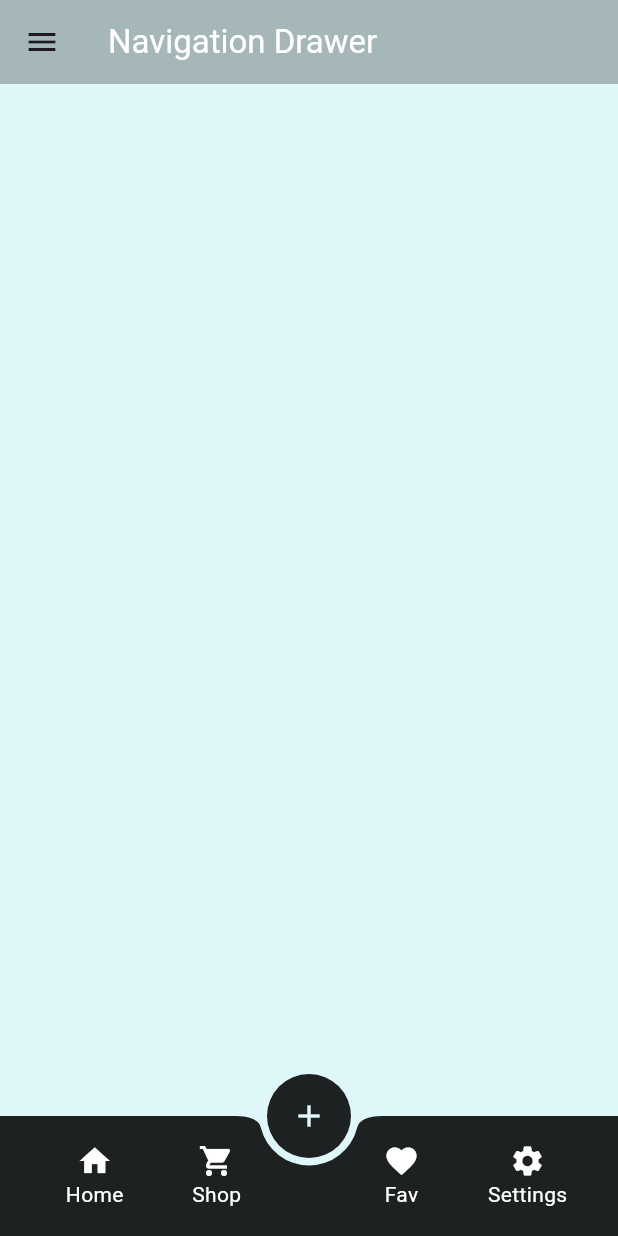
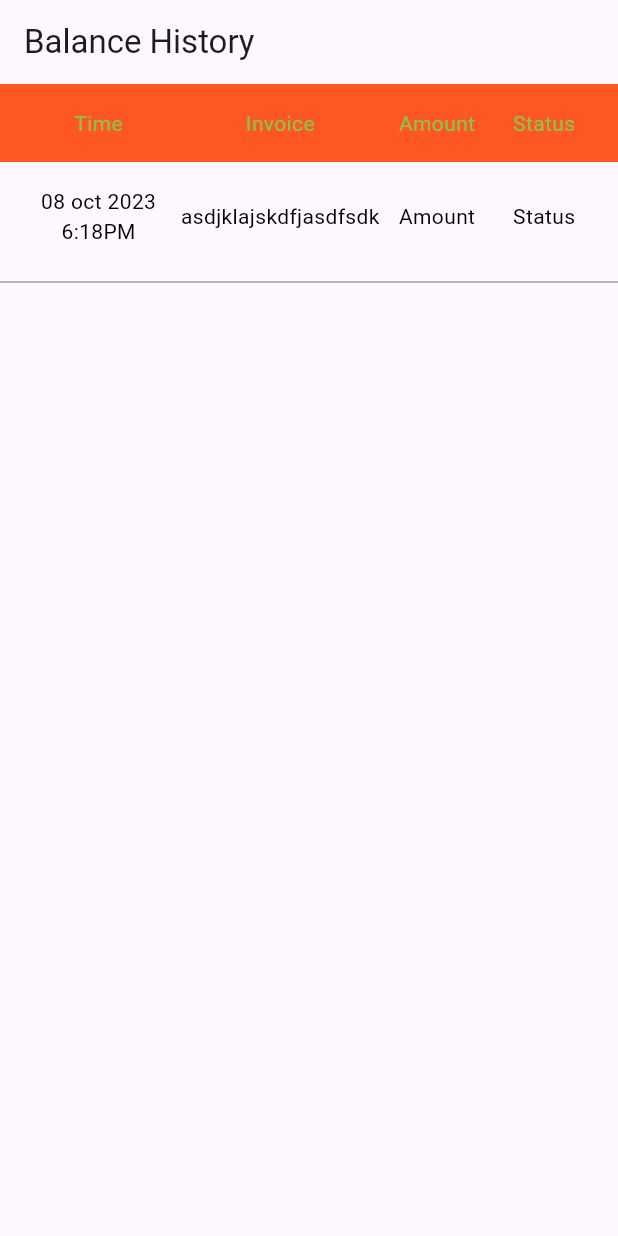
Before and after one commit to rafiul9040devapp/Test_Geet, a Flutter app: the screen it shows after launch, on a phone screen of 412 x 824 dp. Run offline on Flutter 3.47's test engine with Material 2 defaults, Android fonts, the phone set to English and light mode, and no system bars; our stand-ins replace get, lottie, transparent_image; project files that could hold a hidden picture were left out.

Commit message:
TableRowItem is done

```diff
--- /dev/null
+++ b/lib/data_table/balance_history.dart
@@ -0,0 +1,36 @@
+import 'package:flutter/material.dart';
+import 'package:test_geet/widgets/table_row.dart';
+
+class BalanceHistory extends StatelessWidget {
+  const BalanceHistory({super.key});
+
+  @override
+  Widget build(BuildContext context) {
+    return Scaffold(
+      appBar: AppBar(
+        title: const Text("Balance History"),
+      ),
+      body: Column(
+        mainAxisSize: MainAxisSize.min,
+        crossAxisAlignment: CrossAxisAlignment.start,
+        children: [
+          Container(
+            color: Colors.deepOrange,
+            child: Padding(
+              padding: EdgeInsets.all(16.0),
+              child: TableRowItem( time: "Time", invoice: "Invoice", amount: "Amount", status: "Status",color: Colors.lightGreen,),
+            ),
+          ),
+          Padding(
+            padding: EdgeInsets.all(16.0),
+            child: TableRowItem(time: "08 oct 2023\n6:18PM", invoice: "asdjklajskdfjasdfsdk", amount: "Amount", status: "Status")
+          ),
+          Divider(color: Colors.grey, thickness: 1.0,),
+
+        ],
+      ),
+    );
+  }
+
+
+}
--- a/lib/main.dart
+++ b/lib/main.dart
@@ -1,9 +1,13 @@
 import 'package:flutter/material.dart';
 import 'package:get/get_navigation/src/root/get_material_app.dart';
+import 'package:test_geet/data_table/balance_history.dart';
+import 'package:test_geet/responsive_layout/desktop_scaffold.dart';
+import 'package:test_geet/responsive_layout/mobile_scaffold.dart';
+import 'package:test_geet/responsive_layout/responsive_layout.dart';
+import 'package:test_geet/responsive_layout/tablet_scaffold.dart';
 import 'package:test_geet/wlottieanimation/wlottieanimation.dart';
 
 import 'floating_button/w_floating_button.dart';
-
 
 void main() {
   runApp(const MyApp());
@@ -22,6 +26,14 @@ class MyApp extends StatelessWidget {
         colorScheme: ColorScheme.fromSeed(seedColor: Colors.deepPurple),
         useMaterial3: true,
       ),
-        home: const WFloatingButton());
+
+      home: const BalanceHistory(),
+
+      // home: const ResponsiveLayout(
+      //   mobileScaffold: MobileScaffold(),
+      //   tabletScaffold: TabletScaffold(),
+      //   desktopScaffold: DesktopScaffold(),
+      // ),
+    );
   }
 }
--- /dev/null
+++ b/lib/widgets/table_row.dart
@@ -0,0 +1,35 @@
+import 'package:flutter/cupertino.dart';
+import 'package:flutter/material.dart';
+
+class TableRowItem extends StatelessWidget {
+  final String? time;
+  final Color? color;
+  final String invoice;
+  final String amount;
+  final String status;
+
+  const TableRowItem({
+    super.key,
+    this.color,
+    this.time,
+    required this.invoice,
+    required this.amount,
+    required this.status,
+  });
+
+  @override
+  Widget build(BuildContext context) {
+    return Row(
+      mainAxisSize: MainAxisSize.max,
+      children: [
+        Expanded(child: Text(time??"",textAlign: TextAlign.center, style: TextStyle(color: color?? Colors.black),), flex: 3,),
+        SizedBox(width: 5,),
+        Expanded(child: Text(invoice,textAlign: TextAlign.center, style: TextStyle(color: color?? Colors.black),), flex: 4,),
+        SizedBox(width: 5,),
+        Expanded(child: Text(amount,textAlign: TextAlign.center, style: TextStyle(color: color?? Colors.black),), flex: 2,),
+        SizedBox(width: 5,),
+        Expanded(child: Text(status,textAlign: TextAlign.center, style: TextStyle(color: color?? Colors.black),), flex: 2,),
+      ],
+    );
+  }
+}
```
Also changed, not shown: lib/responsive_layout/constants.dart (added, +33 -0 lines), lib/responsive_layout/desktop_scaffold.dart (added, +24 -0 lines), lib/responsive_layout/mobile_scaffold.dart (added, +31 -0 lines), lib/responsive_layout/responsive_layout.dart (+29 -0 lines), lib/responsive_layout/tablet_scaffold.dart (added, +20 -0 lines). Lines whose indentation alone changed are shown as unchanged.
